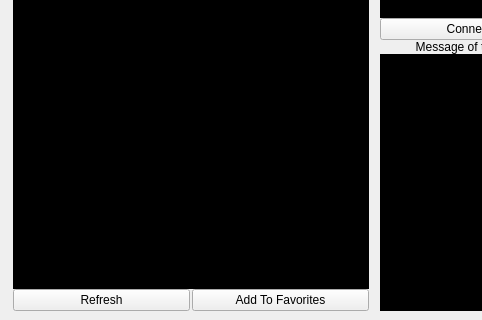
Qt form resource/ui/lobby.ui (AttorneyOnline/AO2-Client) before a commit; both pictures show x 0 to 482 and y 346 to 666 of the 571 by 666 pixel window.
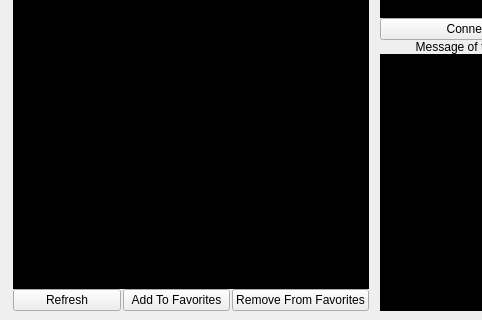
The same form after that commit.

Commit message: Start hooking up new UI elements

Patch:
```diff
--- a/resource/ui/lobby.ui
+++ b/resource/ui/lobby.ui
@@ -343,6 +343,13 @@
               </property>
              </widget>
             </item>
+            <item>
+             <widget class="QPushButton" name="remove_from_favorites">
+              <property name="text">
+               <string>Remove From Favorites</string>
+              </property>
+             </widget>
+            </item>
            </layout>
           </widget>
          </item>
```
Left out of the diff: 10 changed lines with no effect on the pictures. The commit also changes 2 other files.
